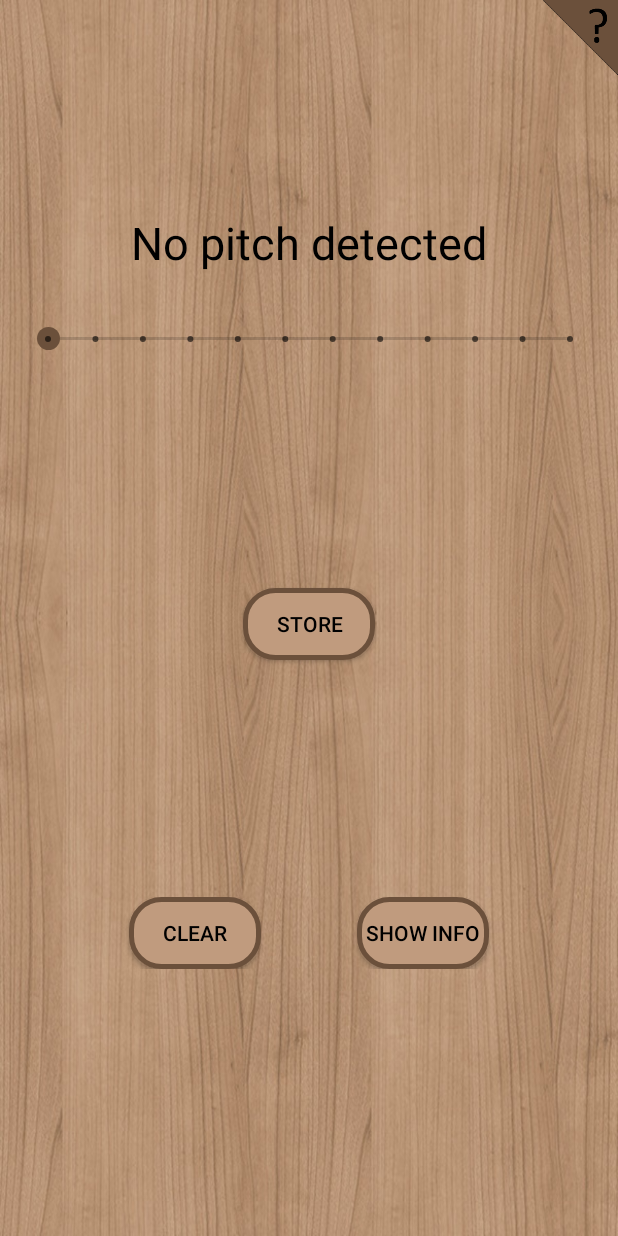
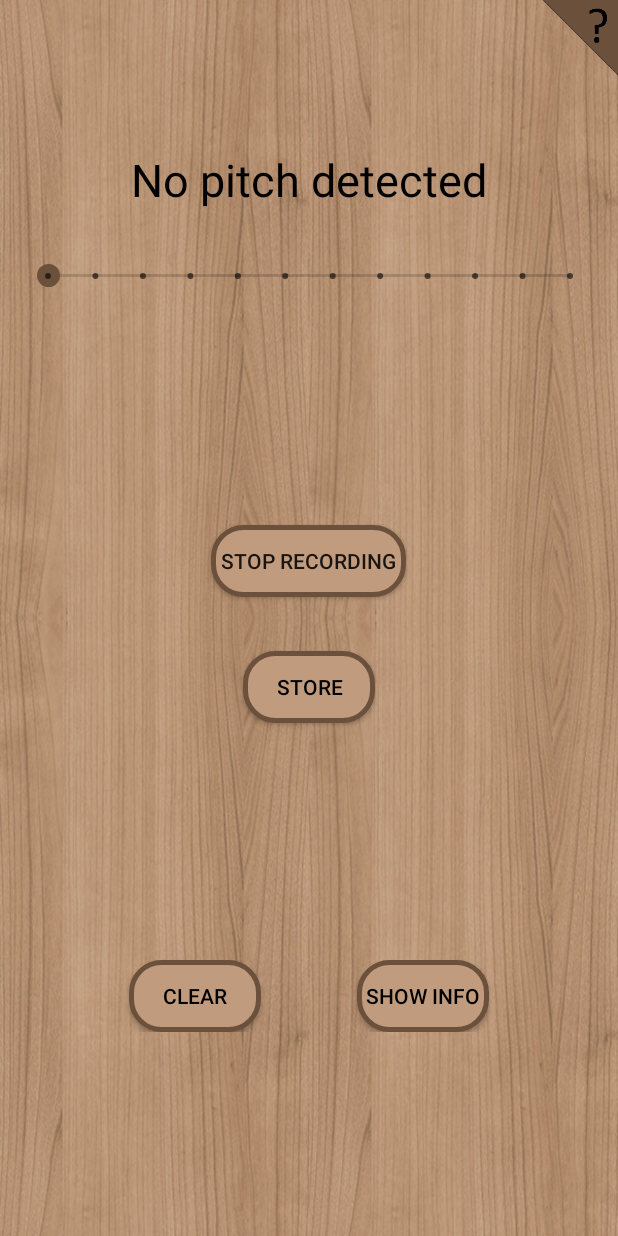
Before and after one commit to cs-4518/fp, an Android app: the screen it shows after launch (MainActivity), on a phone screen of 412 x 824 dp. Run offline under Robolectric (Android 15) with nearby library versions, the phone set to English and light mode, and no system bars; 2 statements that could not run were skipped.

Commit message:
Merge branch 'integration' into Lewis_Branch_Actual_hi
# Conflicts:
#	app/src/main/res/layout/activity_main.xml
#	app/src/main/res/values/strings.xml

```diff
--- a/app/src/main/res/layout/activity_main.xml
+++ b/app/src/main/res/layout/activity_main.xml
@@ -43,6 +43,15 @@
             android:textAlignment="center"
             android:textColor="#000000"
             android:textSize="64sp" />
+
+        <Button
+            android:id="@+id/pauseButton"
+            android:layout_width="wrap_content"
+            android:layout_height="wrap_content"
+            android:layout_marginTop="36dp"
+            android:background="@drawable/button_background"
+
+            android:onClick="pause" />
 
         <Button
             android:id="@+id/storeButton"
--- a/app/src/main/res/values/strings.xml
+++ b/app/src/main/res/values/strings.xml
@@ -32,4 +32,5 @@
         different combination of notes.</string>
     <string name="chord_prog_default">No chord progressions found with the notes you selected,
         please try a different combination of notes.</string>
+    <string name="stop_recording">  Stop Recording  </string>
 </resources>
```
Also changed, not shown: app/src/main/java/android/example/cs4518fp/MainActivity.java (+54 -3 lines).
